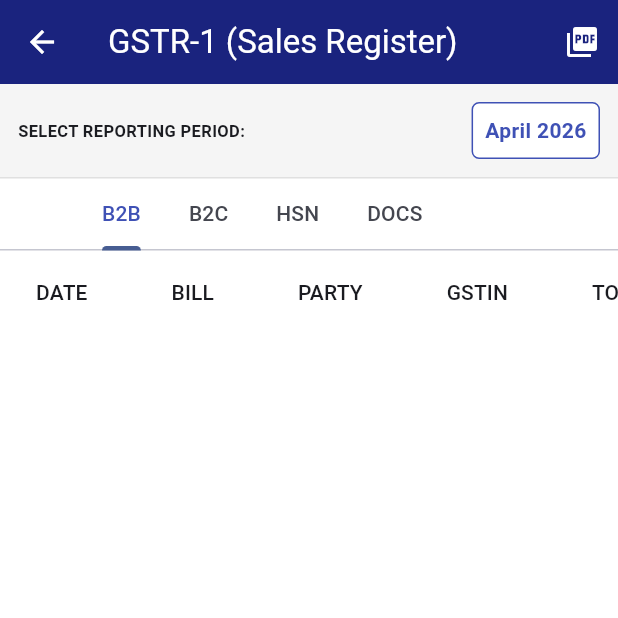
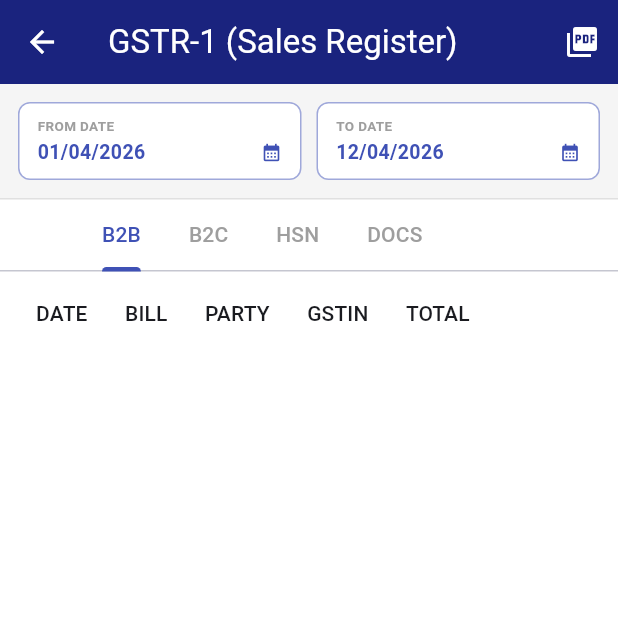
Before and after one commit to diogenesytshorts-max/pharoah_erp_flutter, a Flutter app: the GSTReportDetailView screen opened directly, on a phone screen of 412 x 824 dp, the top half of it. Run offline on Flutter 3.47's test engine with Material 3 defaults, Android fonts, the phone set to English and light mode, and no system bars; our stand-ins replace pdf, printing, share_plus, shared_preferences; accounts and stored records are empty.

Commit message:
Update gst_report_detail_view.dart

```diff
--- a/lib/gst_report_detail_view.dart
+++ b/lib/gst_report_detail_view.dart
@@ -8,24 +8,40 @@ import 'gst_report_service.dart';
 class GSTReportDetailView extends StatefulWidget {
   final String reportType;
   const GSTReportDetailView({super.key, required this.reportType});
-  @override State<GSTReportDetailView> createState() => _GSTReportDetailViewState();
+
+  @override
+  State<GSTReportDetailView> createState() => _GSTReportDetailViewState();
 }
 
 class _GSTReportDetailViewState extends State<GSTReportDetailView> {
-  DateTime selectedDate = DateTime.now();
+  DateTime fromDate = DateTime.now();
+  DateTime toDate = DateTime.now();
 
-  @override Widget build(BuildContext context) {
+  @override
+  void initState() {
+    super.initState();
+    // Default: Is mahine ki 1st tarikh se aaj tak ki range
+    final now = DateTime.now();
+    fromDate = DateTime(now.year, now.month, 1);
+    toDate = now;
+  }
+
+  @override
+  Widget build(BuildContext context) {
     final ph = Provider.of<PharoahManager>(context);
 
-    // Monthly Sales filtering
+    // Filtering logic using Range (isAfter and isBefore)
+    // subtract/add 1 day is used to include the selected dates fully
     List<Sale> allSales = ph.sales.where((s) =>
-      s.date.month == selectedDate.month && s.date.year == selectedDate.year
+      s.date.isAfter(fromDate.subtract(const Duration(days: 1))) &&
+      s.date.isBefore(toDate.add(const Duration(days: 1)))
     ).toList();
+
     List<Sale> activeSales = allSales.where((s) => s.status == "Active").toList();
 
-    // Monthly Purchases filtering
     List<Purchase> monthlyPurchases = ph.purchases.where((p) =>
-      p.date.month == selectedDate.month && p.date.year == selectedDate.year
+      p.date.isAfter(fromDate.subtract(const Duration(days: 1))) &&
+      p.date.isBefore(toDate.add(const Duration(days: 1)))
     ).toList();
 
     return Scaffold(
@@ -38,121 +54,213 @@ class _GSTReportDetailViewState extends State<GSTReportDetailView> {
           IconButton(
             icon: const Icon(Icons.picture_as_pdf),
             onPressed: () {
-              String period = DateFormat('MMM-yyyy').format(selectedDate);
+              // Range string for PDF header
+              String rangeLabel = "${DateFormat('dd/MM/yy').format(fromDate)} to ${DateFormat('dd/MM/yy').format(toDate)}";
 
               if (widget.reportType.contains("GSTR-1")) {
-                GstReportService.generateGstr1Pdf(allSales, period);
+                GstReportService.generateGstr1Pdf(allSales, rangeLabel);
               }
               else if (widget.reportType.contains("GSTR-3B")) {
-                GstReportService.generateGstr3bPdf(activeSales, monthlyPurchases, period);
+                GstReportService.generateGstr3bPdf(activeSales, monthlyPurchases, rangeLabel);
               }
-              // --- GSTR-2 PDF TRIGGER ---
               else if (widget.reportType.contains("GSTR-2")) {
-                GstReportService.generateGstr2Pdf(monthlyPurchases, period);
+                GstReportService.generateGstr2Pdf(monthlyPurchases, rangeLabel);
               }
-            }
+            },
           ),
         ],
       ),
-      body: Column(children: [
-        _buildMonthHeader(),
-        if (widget.reportType.contains("GSTR-1")) _buildGstr1Tabs(activeSales, allSales)
-        else if (widget.reportType.contains("GSTR-2")) _buildGstr2Preview(monthlyPurchases)
-        else _build3bPreview(activeSales, monthlyPurchases)
-      ]),
+      body: Column(
+        children: [
+          _buildDateRangePicker(),
+          if (widget.reportType.contains("GSTR-1"))
+            _buildGstr1Tabs(activeSales, allSales)
+          else if (widget.reportType.contains("GSTR-2"))
+            _buildGstr2Preview(monthlyPurchases)
+          else
+            _build3bPreview(activeSales, monthlyPurchases)
+        ],
+      ),
     );
   }
 
-  Widget _buildMonthHeader() {
+  // --- DUAL DATE PICKER UI ---
+  Widget _buildDateRangePicker() {
     return Container(
       padding: const EdgeInsets.all(12),
-      decoration: BoxDecoration(color: Colors.grey.shade100, border: Border(bottom: BorderSide(color: Colors.grey.shade300))),
-      child: Row(mainAxisAlignment: MainAxisAlignment.spaceBetween, children: [
-        const Text("SELECT REPORTING PERIOD:", style: TextStyle(fontWeight: FontWeight.bold, fontSize: 11)),
-        InkWell(
-          onTap: () async { DateTime? p = await showDatePicker(context: context, initialDate: selectedDate, firstDate: DateTime(2020), lastDate: DateTime(2100)); if (p != null) setState(() => selectedDate = p); },
-          child: Container(padding: const EdgeInsets.all(8), decoration: BoxDecoration(color: Colors.white, border: Border.all(color: Colors.indigo), borderRadius: BorderRadius.circular(5)), child: Text(DateFormat('MMMM yyyy').format(selectedDate), style: const TextStyle(fontWeight: FontWeight.bold, color: Colors.indigo)))
-        )
-      ]),
+      decoration: BoxDecoration(
+        color: Colors.grey.shade100,
+        border: Border(bottom: BorderSide(color: Colors.grey.shade300)),
+      ),
+      child: Row(
+        children: [
+          Expanded(child: _dateTile("FROM DATE", fromDate, (d) => setState(() => fromDate = d))),
+          const SizedBox(width: 10),
+          Expanded(child: _dateTile("TO DATE", toDate, (d) => setState(() => toDate = d))),
+        ],
+      ),
+    );
+  }
+
+  Widget _dateTile(String label, DateTime date, Function(DateTime) onPick) {
+    return InkWell(
+      onTap: () async {
+        DateTime? picked = await showDatePicker(
+          context: context,
+          initialDate: date,
+          firstDate: DateTime(2020),
+          lastDate: DateTime(2100),
+        );
+        if (picked != null) onPick(picked);
+      },
+      child: Container(
+        padding: const EdgeInsets.symmetric(horizontal: 12, vertical: 8),
+        decoration: BoxDecoration(
+          color: Colors.white,
+          border: Border.all(color: Colors.indigo.shade200),
+          borderRadius: BorderRadius.circular(8),
+        ),
+        child: Column(
+          crossAxisAlignment: CrossAxisAlignment.start,
+          children: [
+            Text(label, style: const TextStyle(fontSize: 9, fontWeight: FontWeight.bold, color: Colors.grey)),
+            const SizedBox(height: 2),
+            Row(
+              mainAxisAlignment: MainAxisAlignment.spaceBetween,
+              children: [
+                Text(DateFormat('dd/MM/yyyy').format(date), style: const TextStyle(fontWeight: FontWeight.bold, fontSize: 13, color: Colors.indigo)),
+                const Icon(Icons.calendar_month, size: 14, color: Colors.indigo),
+              ],
+            ),
+          ],
+        ),
+      ),
     );
   }
 
   Widget _buildGstr1Tabs(List<Sale> active, List<Sale> all) {
     return Expanded(
-      child: DefaultTabController(length: 4, child: Column(children: [
-        const TabBar(isScrollable: true, labelColor: Colors.indigo, tabs: [Tab(text: "B2B"), Tab(text: "B2C"), Tab(text: "HSN"), Tab(text: "DOCS")]),
-        Expanded(child: TabBarView(children: [
+      child: DefaultTabController(
+        length: 4,
+        child: Column(
+          children: [
+            const TabBar(
+              isScrollable: true,
+              labelColor: Colors.indigo,
+              unselectedLabelColor: Colors.grey,
+              indicatorColor: Colors.indigo,
+              tabs: [Tab(text: "B2B"), Tab(text: "B2C"), Tab(text: "HSN"), Tab(text: "DOCS")],
+            ),
+            Expanded(
+              child: TabBarView(
+                children: [
                   _table(active.where((s) => s.invoiceType == "B2B").toList(), true),
                   _table(active.where((s) => s.invoiceType == "B2C").toList(), false),
                   _hsnTable(active),
                   _docTable(all),
-        ]))
-      ])),
+                ],
+              ),
+            )
+          ],
+        ),
+      ),
     );
   }
 
-  // --- GSTR-2 UI PREVIEW ---
   Widget _buildGstr2Preview(List<Purchase> purchases) {
     return Expanded(
-      child: ListView(padding: const EdgeInsets.all(15), children: [
-        _summaryCard("Total Purchase Records", purchases.length.toDouble(), Colors.orange, isInt: true),
-        _summaryCard("Total Purchase Amount", purchases.fold(0.0, (sum, p) => sum + p.totalAmount), Colors.deepOrange),
+      child: ListView(
+        padding: const EdgeInsets.all(15),
+        children: [
+          _summaryCard("Bills in Range", purchases.length.toDouble(), Colors.orange, isInt: true),
+          _summaryCard("Range Pur. Value", purchases.fold(0.0, (sum, p) => sum + p.totalAmount), Colors.deepOrange),
           const Divider(height: 40),
-        const Center(child: Text("Purchase bills for Input Tax Credit (ITC)", style: TextStyle(fontStyle: FontStyle.italic, color: Colors.grey))),
+          const Center(child: Text("Purchase Inward Details", style: TextStyle(fontStyle: FontStyle.italic, color: Colors.grey))),
           const SizedBox(height: 10),
           ...purchases.map((p) => ListTile(
             title: Text(p.distributorName, style: const TextStyle(fontWeight: FontWeight.bold)),
             subtitle: Text("Bill: ${p.billNo} | Date: ${DateFormat('dd/MM/yy').format(p.date)}"),
             trailing: Text("₹${p.totalAmount.toStringAsFixed(2)}"),
           )).toList(),
-      ]),
+        ],
+      ),
     );
   }
 
   Widget _build3bPreview(List<Sale> sales, List<Purchase> purchases) {
     return Expanded(
-      child: ListView(padding: const EdgeInsets.all(15), children: [
-        _summaryCard("Total Outward Supplies (Sales)", sales.fold(0.0, (sum, s) => sum + s.totalAmount), Colors.green),
+      child: ListView(
+        padding: const EdgeInsets.all(15),
+        children: [
+          _summaryCard("Taxable Outward (Sales)", sales.fold(0.0, (sum, s) => sum + s.totalAmount), Colors.green),
           const SizedBox(height: 10),
-        _summaryCard("Total Inward Supplies (Purchase ITC)", purchases.fold(0.0, (sum, p) => sum + p.totalAmount), Colors.orange),
+          _summaryCard("Eligible ITC (Purchases)", purchases.fold(0.0, (sum, p) => sum + p.totalAmount), Colors.orange),
           const Divider(height: 40),
-        const Center(child: Text("Tap PDF icon to generate full 3B Report", style: TextStyle(fontStyle: FontStyle.italic, color: Colors.grey))),
-      ]),
+          const Center(child: Text("Use PDF icon for full 3B computation", style: TextStyle(fontStyle: FontStyle.italic, color: Colors.grey))),
+        ],
+      ),
     );
   }
 
   Widget _summaryCard(String t, double v, Color c, {bool isInt = false}) {
-    return Card(color: c.withOpacity(0.1), child: ListTile(title: Text(t, style: const TextStyle(fontWeight: FontWeight.bold)), trailing: Text(isInt ? v.toInt().toString() : "₹${v.toStringAsFixed(2)}", style: TextStyle(fontWeight: FontWeight.w900, color: c, fontSize: 16))));
+    return Card(
+      elevation: 0,
+      color: c.withOpacity(0.1),
+      shape: RoundedRectangleBorder(borderRadius: BorderRadius.circular(10), side: BorderSide(color: c.withOpacity(0.2))),
+      child: ListTile(
+        title: Text(t, style: const TextStyle(fontWeight: FontWeight.bold, fontSize: 13)),
+        trailing: Text(
+          isInt ? v.toInt().toString() : "₹${v.toStringAsFixed(2)}",
+          style: TextStyle(fontWeight: FontWeight.w900, color: c, fontSize: 16),
+        ),
+      ),
+    );
   }
 
   Widget _table(List<Sale> list, bool b2b) {
-    return SingleChildScrollView(scrollDirection: Axis.horizontal, child: DataTable(
+    return SingleChildScrollView(
+      scrollDirection: Axis.horizontal,
+      child: DataTable(
+        columnSpacing: 25,
         columns: [
           const DataColumn(label: Text('DATE')),
           const DataColumn(label: Text('BILL')),
           const DataColumn(label: Text('PARTY')),
-        if(b2b) const DataColumn(label: Text('GSTIN')),
+          if (b2b) const DataColumn(label: Text('GSTIN')),
           const DataColumn(label: Text('TOTAL'))
         ],
         rows: list.map((s) => DataRow(cells: [
           DataCell(Text(DateFormat('dd/MM').format(s.date))),
           DataCell(Text(s.billNo)),
-        DataCell(Text(s.partyName)),
-        if(b2b) DataCell(Text(s.partyGstin)),
+          DataCell(Text(s.partyName.length > 15 ? "${s.partyName.substring(0, 15)}.." : s.partyName)),
+          if (b2b) DataCell(Text(s.partyGstin)),
           DataCell(Text(s.totalAmount.toStringAsFixed(2)))
-      ])).toList()
-    ));
+        ])).toList(),
+      ),
+    );
   }
 
   Widget _hsnTable(List<Sale> sales) {
-    Map<String, double> hsn = {}; for (var s in sales) { for (var it in s.items) { hsn[it.hsn] = (hsn[it.hsn] ?? 0) + it.total; } }
-    return ListView(children: hsn.entries.map((e) => ListTile(title: Text("HSN: ${e.key}"), trailing: Text("₹${e.value.toStringAsFixed(2)}"))).toList());
+    Map<String, double> hsn = {};
+    for (var s in sales) {
+      for (var it in s.items) {
+        hsn[it.hsn] = (hsn[it.hsn] ?? 0) + it.total;
+      }
+    }
+    return ListView(
+      children: hsn.entries.map((e) => ListTile(
+        title: Text("HSN: ${e.key}"),
+        trailing: Text("₹${e.value.toStringAsFixed(2)}", style: const TextStyle(fontWeight: FontWeight.bold)),
+      )).toList(),
+    );
   }
 
   Widget _docTable(List<Sale> all) {
-    return Column(children: [
-      ListTile(title: const Text("Total Invoices issued"), trailing: Text("${all.length}")),
-      ListTile(title: const Text("Cancelled Invoices"), trailing: Text("${all.where((s)=>s.status=="Cancelled").length}"))
-    ]);
+    return Column(
+      children: [
+        ListTile(title: const Text("Total Invoices Issued"), trailing: Text("${all.length}", style: const TextStyle(fontWeight: FontWeight.bold))),
+        ListTile(title: const Text("Cancelled Invoices"), trailing: Text("${all.where((s) => s.status == "Cancelled").length}", style: const TextStyle(fontWeight: FontWeight.bold, color: Colors.red))),
+      ],
+    );
   }
 }
```
Lines whose indentation alone changed are shown as unchanged.
